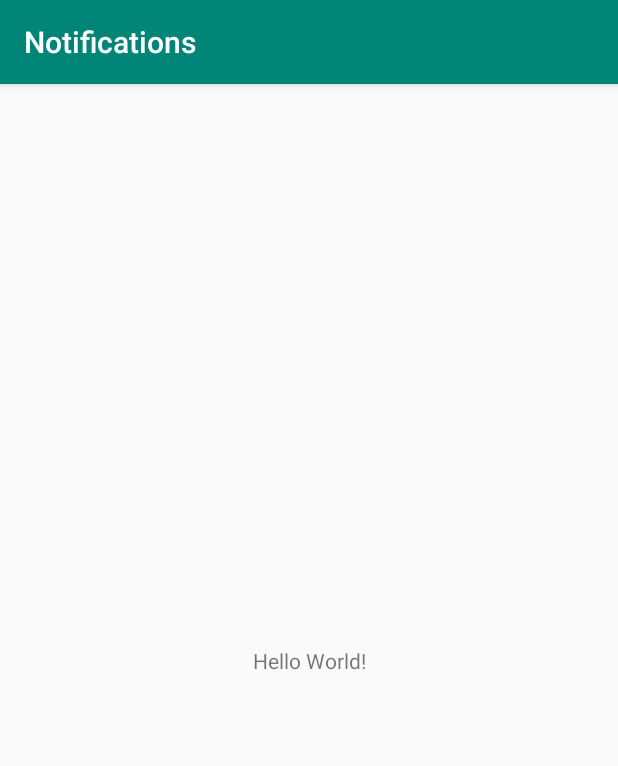
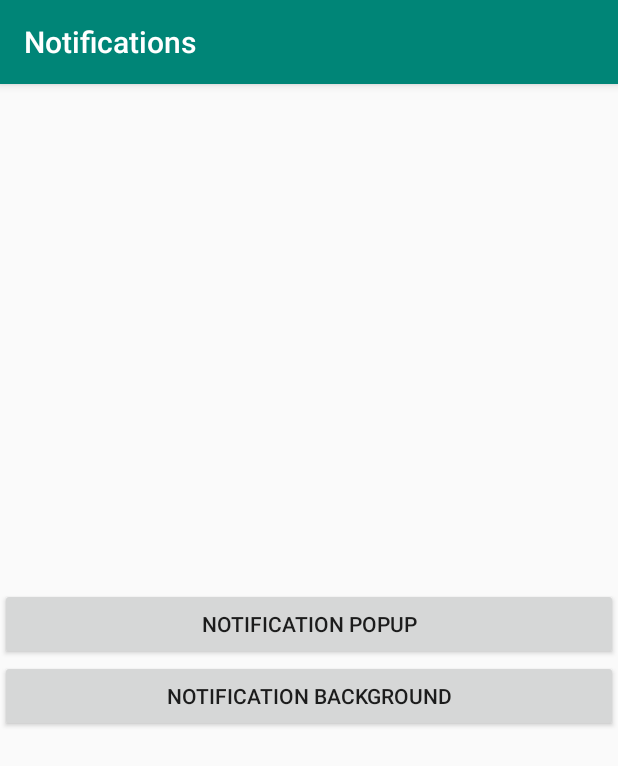
Before and after one commit to BaxanAcharya/Notifications, an Android app: the screen it shows after launch (MainActivity), on a phone screen of 412 x 824 dp. Shown: the top 766 px of the screen. Run offline under Robolectric (Android 15) with nearby library versions, the phone set to English and light mode, and no system bars.

Commit message:
'two buttons with popup notification and background notification created'

```diff
--- a/app/src/main/java/com/biplav/notifications/MainActivity.java
+++ b/app/src/main/java/com/biplav/notifications/MainActivity.java
@@ -1,14 +1,72 @@
 package com.biplav.notifications;
 
 import androidx.appcompat.app.AppCompatActivity;
+import androidx.core.app.NotificationCompat;
+import androidx.core.app.NotificationManagerCompat;
 
+import android.app.Notification;
 import android.os.Bundle;
+import android.view.Display;
+import android.view.View;
+import android.widget.Button;
 
+import com.biplav.notifications.createChannel.CreateChannel;
+
+//pending intent
 public class MainActivity extends AppCompatActivity {
+
+    int counter=0;
+    Button btnPopup,btnBack;
+    private NotificationManagerCompat notificationManagerCompat;
 
     @Override
     protected void onCreate(Bundle savedInstanceState) {
         super.onCreate(savedInstanceState);
         setContentView(R.layout.activity_main);
+        notificationManagerCompat=NotificationManagerCompat.from(this);
+        CreateChannel createChannel=new CreateChannel(this);
+        createChannel.createChannel();
+        btnPopup=findViewById(R.id.btnPopup);
+        btnBack=findViewById(R.id.btnBack);
+
+        btnPopup.setOnClickListener(new View.OnClickListener() {
+            @Override
+            public void onClick(View v) {
+                DisplayPopUpNotification();
+            }
+        });
+
+        btnBack.setOnClickListener(new View.OnClickListener() {
+            @Override
+            public void onClick(View v) {
+                DisplayBackGroundNotification();
+            }
+        });
+    }
+
+    private void DisplayPopUpNotification(){
+       // Notification notification=new NotificationCompat().Builder(this,CreateChannel.CHANNEL_1).
+        Notification notification=new NotificationCompat.Builder(this,CreateChannel.CHANNEL_1)
+                .setSmallIcon(R.drawable.ic_sms_black_24dp)
+                .setContentTitle("First Message")
+                .setContentText("First Message Body")
+                .setCategory(NotificationCompat.CATEGORY_MESSAGE)
+                .build();
+        counter=counter+1;
+
+notificationManagerCompat.notify(counter,notification);
+    }
+
+    private void DisplayBackGroundNotification(){
+       // Notification notification=new Notification.Builder(this,CreateChannel.CHANNEL_2);
+        Notification notification=new NotificationCompat.Builder(this,CreateChannel.CHANNEL_2)
+                .setSmallIcon(R.drawable.ic_notifications_black_24dp)
+                .setContentTitle("Second Message")
+                .setContentText("Second Message Body")
+                .setCategory(NotificationCompat.CATEGORY_MESSAGE)
+                .build();
+
+        counter=counter+1;
+        notificationManagerCompat.notify(counter,notification);
     }
 }
--- a/app/src/main/res/layout/activity_main.xml
+++ b/app/src/main/res/layout/activity_main.xml
@@ -1,18 +1,22 @@
 <?xml version="1.0" encoding="utf-8"?>
-<androidx.constraintlayout.widget.ConstraintLayout xmlns:android="http://schemas.android.com/apk/res/android"
+<LinearLayout xmlns:android="http://schemas.android.com/apk/res/android"
     xmlns:app="http://schemas.android.com/apk/res-auto"
     xmlns:tools="http://schemas.android.com/tools"
     android:layout_width="match_parent"
+    android:orientation="vertical"
     android:layout_height="match_parent"
+    android:gravity="center"
     tools:context=".MainActivity">
 
-    <TextView
-        android:layout_width="wrap_content"
-        android:layout_height="wrap_content"
-        android:text="Hello World!"
-        app:layout_constraintBottom_toBottomOf="parent"
-        app:layout_constraintLeft_toLeftOf="parent"
-        app:layout_constraintRight_toRightOf="parent"
-        app:layout_constraintTop_toTopOf="parent" />
+    <Button
+        android:id="@+id/btnPopup"
+        android:layout_width="match_parent"
+        android:text="Notification Popup"
+        android:layout_height="wrap_content"/>
+    <Button
+        android:id="@+id/btnBack"
+        android:layout_width="match_parent"
+        android:text="Notification Background"
+        android:layout_height="wrap_content"/>
 
-</androidx.constraintlayout.widget.ConstraintLayout>
+</LinearLayout>
```
